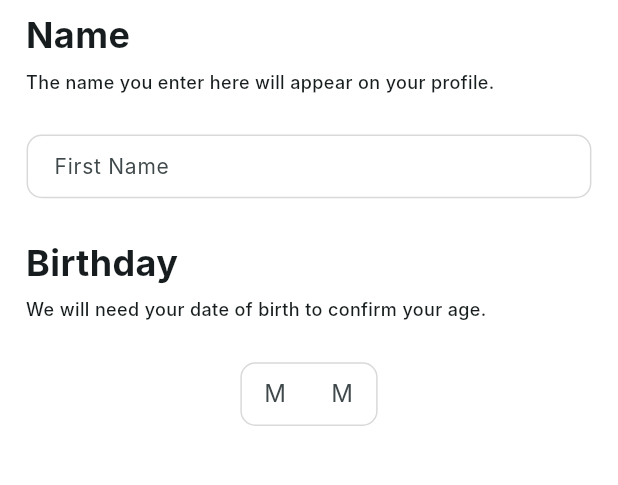
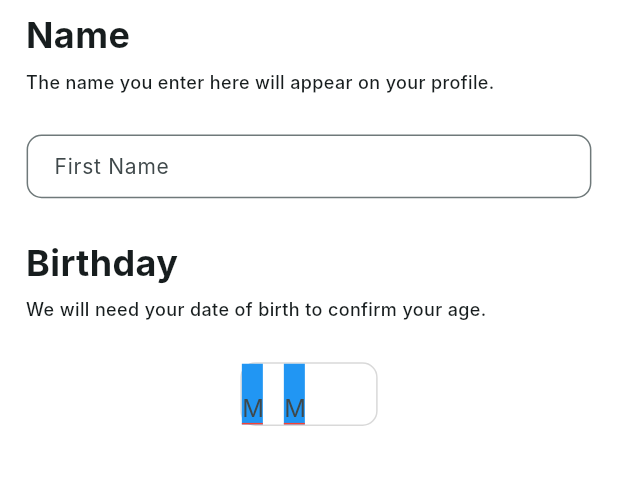
Before and after one commit to eUnity-Development/eUnity-app, a Flutter app: the NameDOBGender screen opened directly, on a phone screen of 412 x 824 dp, the part 75-560 px from its top. Run offline on Flutter 3.47's test engine with Material 3 defaults, Android fonts, the phone set to English and light mode, and no system bars; our stand-ins replace cookie_jar, curved_navigation_bar, dio, dio_cookie_manager, dotted_border, equatable and 5 more; Roboto replaces fonts that are missing (Inter); project files that could hold a hidden picture were left out.

Commit message:
Fixed textfields and added underline border

```diff
--- a/frontend/lib/views/NameDOBGender.dart
+++ b/frontend/lib/views/NameDOBGender.dart
@@ -1,8 +1,6 @@
 import 'package:eunity/classes/DesignVariables.dart';
 import 'package:eunity/widgets/TopBars/PushedScreenTopBar.dart';
-import 'package:flutter/cupertino.dart';
 import 'package:flutter/material.dart';
-import 'package:flutter/widgets.dart';
 
 class NameDOBGender extends StatefulWidget {
   const NameDOBGender({super.key});
@@ -13,7 +11,28 @@ class NameDOBGender extends StatefulWidget {
 
 class _NameDOBGender extends State<NameDOBGender> {
   final TextEditingController _nameController = TextEditingController();
-  final TextEditingController _monthController = TextEditingController();
+  final TextEditingController _monthOneController = TextEditingController();
+  final TextEditingController _monthTwoController = TextEditingController();
+
+  final FocusNode _focusNode = FocusNode();
+  bool _isFocused = false;
+
+  @override
+  void initState() {
+    super.initState();
+    _focusNode.addListener(() {
+      setState(() {
+        _isFocused = _focusNode.hasFocus;
+      });
+    });
+  }
+
+  @override
+  void dispose() {
+    _focusNode.dispose();
+    super.dispose();
+  }
+
 
   @override
   Widget build(BuildContext context) {
@@ -67,7 +86,14 @@ class _NameDOBGender extends State<NameDOBGender> {
                   labelStyle: const TextStyle(
                     fontSize: 14,
                   ),
-                  enabledBorder: OutlineInputBorder(
+                  border: OutlineInputBorder(
+                    borderRadius: BorderRadius.circular(10),
+                    borderSide: const BorderSide(
+                      width: 1,
+                    ),
+                  ),
+
+                    focusedBorder: OutlineInputBorder(
                     borderRadius: BorderRadius.circular(10),
                     borderSide: BorderSide(
                       color: DesignVariables.greyLines,
@@ -118,36 +144,60 @@ class _NameDOBGender extends State<NameDOBGender> {
                   ),
                   child: Row(
                     children: [
-                      Expanded(
+                      Container(
+                        width: 14,
+                        color: Colors.blue,
+                        child: TextField(
+                          controller: _monthOneController,
+                          //focusNode: _focusNode,
+                          decoration: const InputDecoration(
+                            contentPadding: EdgeInsets.only(bottom: 3),
+                            hintText: 'M',
 
-                      child: Center(child: TextField(
-                        controller: _monthController,
+                          border: UnderlineInputBorder(
+                            borderSide: BorderSide(width: 1, color: Colors.red),
+                          ),
+                          enabledBorder: UnderlineInputBorder(
+                            borderSide: BorderSide(width: 1, color: Colors.red),
+                          ),
+                          focusedBorder: UnderlineInputBorder(
+                            borderSide: BorderSide(width: 1, color: Colors.red),
+                          ),
+                          ),
 
-                        decoration: const InputDecoration(
-                          hintText: 'M',
-                          border: InputBorder.none,
-                          contentPadding: EdgeInsets.only(bottom: 13),
-                        ),
+                          textAlignVertical: TextAlignVertical.center,
+                          textAlign: TextAlign.center,
+                        )
 
-                        textAlignVertical: TextAlignVertical.center,
-                        textAlign: TextAlign.center,
-                      ))),
+                      ),
 
-                      Expanded(
-                      child: TextField(
-                        controller: _monthController,
+                      const SizedBox(width: 14),
 
-                        decoration: const InputDecoration(
-                          hintText: 'M',
-                          contentPadding: EdgeInsets.only(bottom: 13),
-                          border: InputBorder.none,
-                        ),
+                      Container(
+                        width: 14,
+                        color: Colors.blue,
+                        child: TextField(
+                          controller: _monthTwoController,
+                          //focusNode: _focusNode,
+                          decoration: const InputDecoration(
+                            contentPadding: EdgeInsets.only(bottom: 3),
+                            hintText: 'M',
 
-                        textAlignVertical: TextAlignVertical.center,
-                        textAlign: TextAlign.center,
-                      )
-                      )
+                          border: UnderlineInputBorder(
+                            borderSide: BorderSide(width: 1, color: Colors.red),
+                          ),
+                          enabledBorder: UnderlineInputBorder(
+                            borderSide: BorderSide(width: 1, color: Colors.red),
+                          ),
+                          focusedBorder: UnderlineInputBorder(
+                            borderSide: BorderSide(width: 1, color: Colors.red),
+                          ),
+                          ),
 
+                          textAlignVertical: TextAlignVertical.center,
+                          textAlign: TextAlign.center,
+                        )
+                      ),
                     ],
                   )
                 )
```
